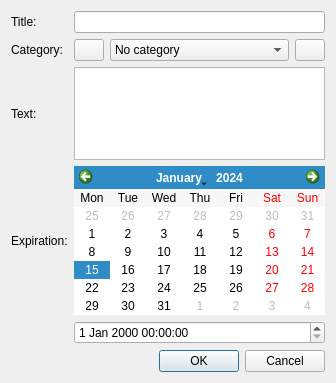
The window that src/ui/scheduledialog.ui (seberm/salarm) describes before a commit, drawn with Qt 5.
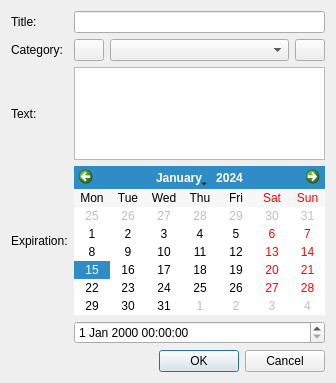
The same window after the commit. Icons and pictures are not drawn.

Commit message: Changed some GUI settings and icons path

The edit to the form file:
```diff
--- a/src/ui/scheduledialog.ui
+++ b/src/ui/scheduledialog.ui
@@ -91,11 +91,6 @@
              <height>0</height>
             </size>
            </property>
-           <item>
-            <property name="text">
-             <string>No category</string>
-            </property>
-           </item>
           </widget>
          </item>
          <item>
```
Left out of the diff: 6 changed lines with no effect on the pictures. The commit also changes 1 other file.
